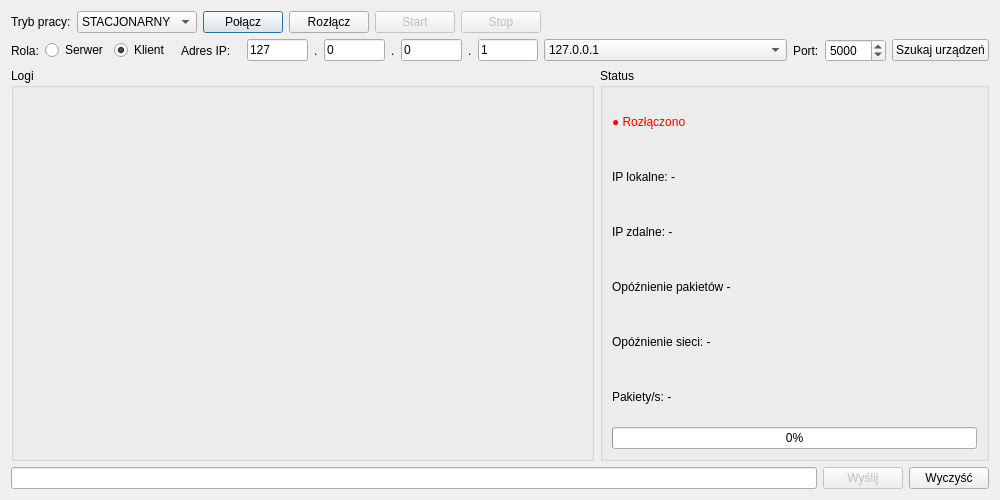
Before: the Qt Designer form connectionwindow.ui in surowyantoni/PK_projekt_SK, drawn with Qt 5.
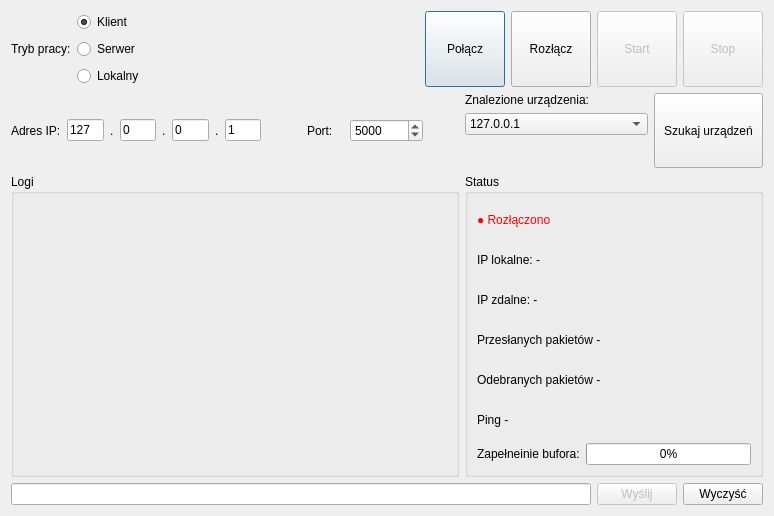
After: the same form once the commit is applied.

What changed in the file:
```diff
--- a/connectionwindow.ui
+++ b/connectionwindow.ui
@@ -6,8 +6,8 @@
    <rect>
     <x>0</x>
     <y>0</y>
-    <width>1000</width>
-    <height>500</height>
+    <width>774</width>
+    <height>516</height>
    </rect>
   </property>
   <layout class="QVBoxLayout" name="mainLayout" stretch="1,1,4,0">
@@ -21,21 +21,54 @@
       </widget>
      </item>
      <item>
-      <widget class="QComboBox" name="comboMode">
+      <layout class="QVBoxLayout" name="verticalLayout">
        <item>
-        <property name="text">
-         <string>STACJONARNY</string>
-        </property>
+        <widget class="QRadioButton" name="radioClient">
+         <property name="text">
+          <string>Klient</string>
+         </property>
+         <property name="checked">
+          <bool>true</bool>
+         </property>
+        </widget>
        </item>
        <item>
-        <property name="text">
-         <string>SIECIOWY</string>
-        </property>
+        <widget class="QRadioButton" name="radioServer">
+         <property name="text">
+          <string>Serwer</string>
+         </property>
+        </widget>
        </item>
-      </widget>
+       <item>
+        <widget class="QRadioButton" name="radioLokalny">
+         <property name="text">
+          <string>Lokalny</string>
+         </property>
+        </widget>
+       </item>
+      </layout>
+     </item>
+     <item>
+      <spacer name="spacerTop">
+       <property name="orientation">
+        <enum>Qt::Horizontal</enum>
+       </property>
+       <property name="sizeHint" stdset="0">
+        <size>
+         <width>0</width>
+         <height>0</height>
+        </size>
+       </property>
+      </spacer>
      </item>
      <item>
       <widget class="QPushButton" name="btnConnect">
+       <property name="sizePolicy">
+        <sizepolicy hsizetype="Minimum" vsizetype="Expanding">
+         <horstretch>0</horstretch>
+         <verstretch>0</verstretch>
+        </sizepolicy>
+       </property>
        <property name="text">
         <string>Połącz</string>
        </property>
@@ -43,6 +76,12 @@
      </item>
      <item>
       <widget class="QPushButton" name="btnDisconnect">
+       <property name="sizePolicy">
+        <sizepolicy hsizetype="Minimum" vsizetype="Expanding">
+         <horstretch>0</horstretch>
+         <verstretch>0</verstretch>
+        </sizepolicy>
+       </property>
        <property name="text">
         <string>Rozłącz</string>
        </property>
@@ -53,6 +92,12 @@
        <property name="enabled">
         <bool>false</bool>
        </property>
+       <property name="sizePolicy">
+        <sizepolicy hsizetype="Minimum" vsizetype="Expanding">
+         <horstretch>0</horstretch>
+         <verstretch>0</verstretch>
+        </sizepolicy>
+       </property>
        <property name="text">
         <string>Start</string>
        </property>
@@ -63,52 +108,21 @@
        <property name="enabled">
         <bool>false</bool>
        </property>
+       <property name="sizePolicy">
+        <sizepolicy hsizetype="Minimum" vsizetype="Expanding">
+         <horstretch>0</horstretch>
+         <verstretch>0</verstretch>
+        </sizepolicy>
+       </property>
        <property name="text">
         <string>Stop</string>
        </property>
       </widget>
      </item>
-     <item>
-      <spacer name="spacerTop">
-       <property name="orientation">
-        <enum>Qt::Horizontal</enum>
-       </property>
-       <property name="sizeHint" stdset="0">
-        <size>
-         <width>0</width>
-         <height>0</height>
-        </size>
-       </property>
-      </spacer>
-     </item>
     </layout>
    </item>
    <item>
-    <layout class="QHBoxLayout" name="middleLayout" stretch="0,1,1,1,1,0,1,0,1,0,1,4,0,1,1">
-     <item>
-      <widget class="QLabel" name="labelRole">
-       <property name="text">
-        <string>Rola:</string>
-       </property>
-      </widget>
-     </item>
-     <item>
-      <widget class="QRadioButton" name="radioServer">
-       <property name="text">
-        <string>Serwer</string>
-       </property>
-      </widget>
-     </item>
-     <item>
-      <widget class="QRadioButton" name="radioClient">
-       <property name="text">
-        <string>Klient</string>
-       </property>
-       <property name="checked">
-        <bool>true</bool>
-       </property>
-      </widget>
-     </item>
+    <layout class="QHBoxLayout" name="middleLayout" stretch="1,1,0,1,0,1,0,1,0,1,2,1,5,3">
      <item>
       <widget class="QLabel" name="labelIP">
        <property name="text">
@@ -166,19 +180,17 @@
       </widget>
      </item>
      <item>
-      <widget class="QComboBox" name="comboIP">
-       <property name="currentText">
-        <string>127.0.0.1</string>
+      <spacer name="horizontalSpacer_2">
+       <property name="orientation">
+        <enum>Qt::Horizontal</enum>
        </property>
-       <property name="currentIndex">
-        <number>0</number>
+       <property name="sizeHint" stdset="0">
+        <size>
+         <width>40</width>
+         <height>20</height>
+        </size>
        </property>
-       <item>
-        <property name="text">
-         <string>127.0.0.1</string>
-        </property>
-       </item>
-      </widget>
+      </spacer>
      </item>
      <item>
       <widget class="QLabel" name="labelPort">
@@ -197,8 +209,66 @@
        </property>
       </widget>
      </item>
+     <item>
+      <spacer name="horizontalSpacer">
+       <property name="orientation">
+        <enum>Qt::Horizontal</enum>
+       </property>
+       <property name="sizeHint" stdset="0">
+        <size>
+         <width>40</width>
+         <height>20</height>
+        </size>
+       </property>
+      </spacer>
+     </item>
+     <item>
+      <layout class="QVBoxLayout" name="verticalLayout_2">
+       <item>
+        <widget class="QLabel" name="label">
+         <property name="text">
+          <string>Znalezione urządzenia:</string>
+         </property>
+        </widget>
+       </item>
+       <item>
+        <widget class="QComboBox" name="comboIP">
+         <property name="currentText">
+          <string>127.0.0.1</string>
+         </property>
+         <property name="currentIndex">
+          <number>0</number>
+         </property>
+         <item>
+          <property name="text">
+           <string>127.0.0.1</string>
+          </property>
+         </item>
+        </widget>
+       </item>
+       <item>
+        <spacer name="verticalSpacer">
+         <property name="orientation">
+          <enum>Qt::Vertical</enum>
+         </property>
+         <property name="sizeHint" stdset="0">
+          <size>
+           <width>20</width>
+           <height>40</height>
+          </size>
+         </property>
+        </spacer>
+       </item>
+      </layout>
+     </item>
      <item>
       <widget class="QPushButton" name="btnSearch">
+       <property name="sizePolicy">
+        <sizepolicy hsizetype="Minimum" vsizetype="Expanding">
+         <horstretch>0</horstretch>
+         <verstretch>0</verstretch>
+        </sizepolicy>
+       </property>
        <property name="text">
         <string>Szukaj urządzeń</string>
        </property>
@@ -260,30 +330,41 @@
         <item>
          <widget class="QLabel" name="labelMode">
           <property name="text">
-           <string>Opóźnienie pakietów -</string>
+           <string>Przesłanych pakietów -</string>
+          </property>
+         </widget>
+        </item>
+        <item>
+         <widget class="QLabel" name="labelPacketsReceived">
+          <property name="text">
+           <string>Odebranych pakietów -</string>
           </property>
          </widget>
         </item>
         <item>
          <widget class="QLabel" name="labelPing">
           <property name="text">
-           <string>Opóźnienie sieci: -</string>
+           <string>Ping -</string>
           </property>
          </widget>
         </item>
         <item>
-         <widget class="QLabel" name="labelPackets">
-          <property name="text">
-           <string>Pakiety/s: -</string>
-          </property>
-         </widget>
-        </item>
-        <item>
-         <widget class="QProgressBar" name="progressBar">
-          <property name="value">
-           <number>0</number>
-          </property>
-         </widget>
+         <layout class="QHBoxLayout" name="horizontalLayout_3">
+          <item>
+           <widget class="QLabel" name="label_2">
+            <property name="text">
+             <string>Zapełneinie bufora:</string>
+            </property>
+           </widget>
+          </item>
+          <item>
+           <widget class="QProgressBar" name="progressBarOpoznienie">
+            <property name="value">
+             <number>0</number>
+            </property>
+           </widget>
+          </item>
+         </layout>
         </item>
        </layout>
       </widget>
```
Left out of the diff: 22 changed lines with no effect on the pictures.
